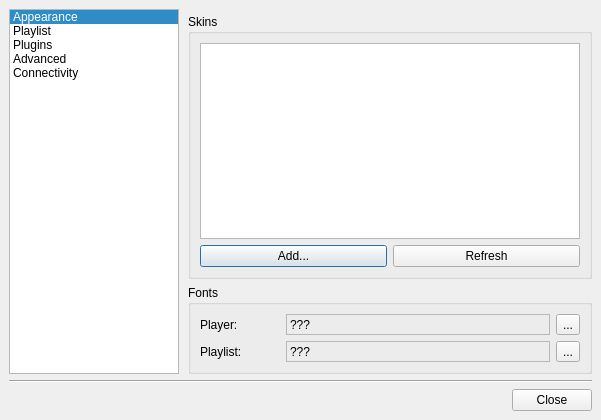
Before: the Qt Designer form src/ui/forms/configdialog.ui in ksv1986/qmmp-staging, drawn with Qt 5.
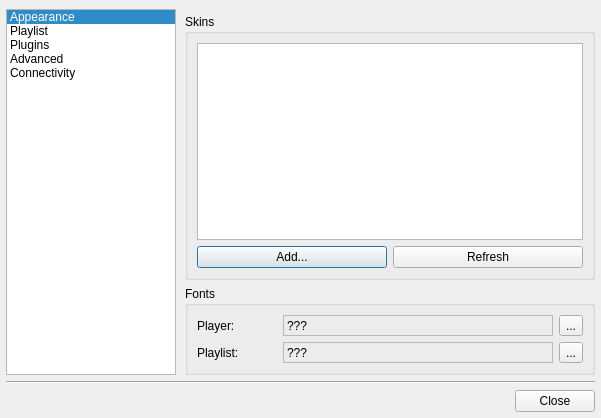
After: the same form once the commit is applied. Icons and pictures are not drawn.

Commit message: fixed config dialog layout

Patch:
```diff
--- a/src/ui/forms/configdialog.ui
+++ b/src/ui/forms/configdialog.ui
@@ -7,7 +7,7 @@
     <x>0</x>
     <y>0</y>
     <width>601</width>
-    <height>420</height>
+    <height>418</height>
    </rect>
   </property>
   <property name="windowTitle">
@@ -17,9 +17,18 @@
    <property name="spacing">
     <number>6</number>
    </property>
-   <property name="margin">
+   <property name="leftMargin">
+    <number>6</number>
+   </property>
+   <property name="topMargin">
     <number>9</number>
    </property>
+   <property name="rightMargin">
+    <number>6</number>
+   </property>
+   <property name="bottomMargin">
+    <number>6</number>
+   </property>
    <item>
     <layout class="QHBoxLayout">
      <property name="spacing">
```
The commit also changes 3 other files.
